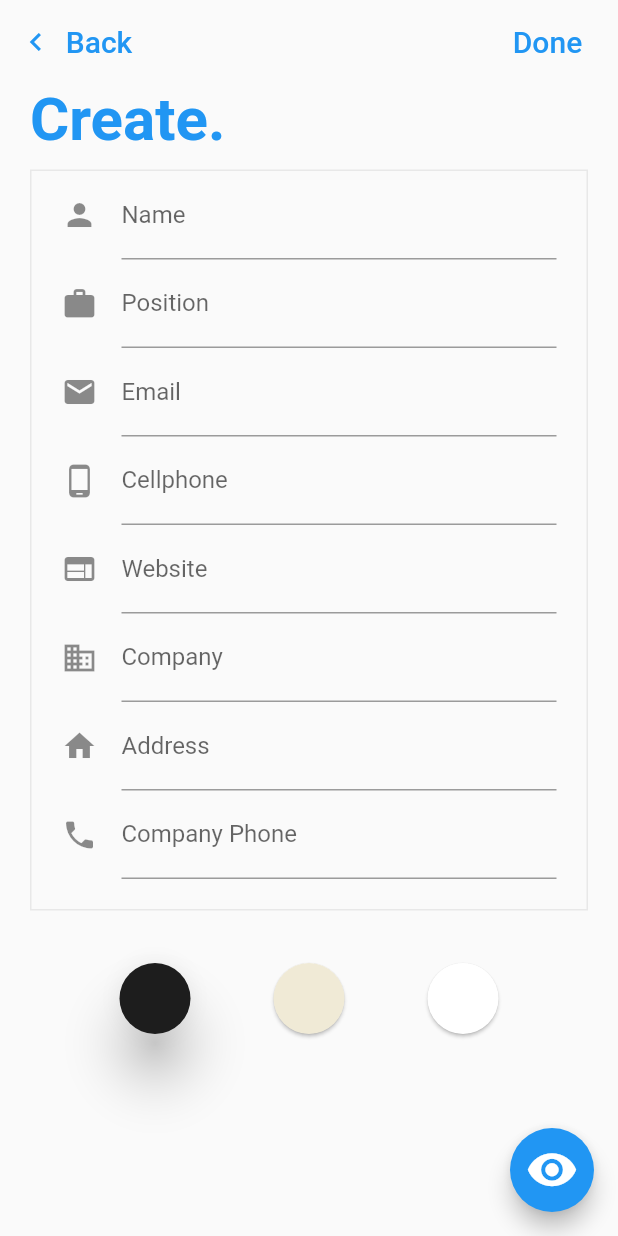
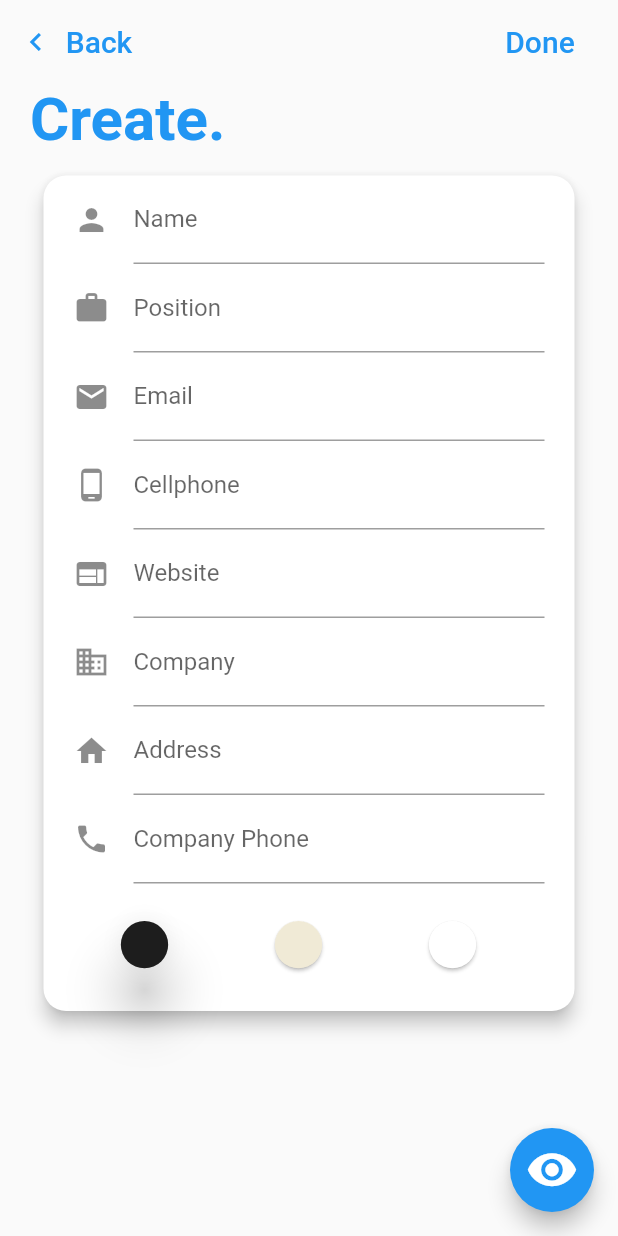
Before and after one commit to ElPlaso/Cardon, a Flutter app: the AddCard screen opened directly, on a phone screen of 412 x 824 dp. Run offline on Flutter 3.47's test engine with Material 2 defaults, Android fonts, the phone set to English and light mode, and no system bars; our stand-ins replace auto_size_text, carousel_slider, cloud_firestore, firebase_auth, firebase_core, flutter_dotenv and 4 more; missing offline and left inert: clickable_list_wheel_view, mobile_scanner, widgets_to_image; accounts and stored records are empty.

Commit message:
create_page: add toggle to form.
put form in card.

```diff
--- a/lib/pages/add_card.dart
+++ b/lib/pages/add_card.dart
@@ -7,7 +7,6 @@ import 'package:cardonapp/data/business_card.dart';
 import 'package:cardonapp/providers/cardcreator_provider.dart';
 import 'package:cardonapp/providers/query_provider.dart';
 import '../widgets/card_view.dart';
-import '../widgets/theme_toggle.dart';
 import '../widgets/card_form.dart';
 
 // * Page that allows user to preview and create cards
@@ -40,7 +39,7 @@ class AddCard extends StatelessWidget {
             foregroundColor: Theme.of(context).colorScheme.primary,
             actions: [
               Padding(
-                padding: const EdgeInsets.only(top: 8, bottom: 8, right: 15),
+                padding: const EdgeInsets.only(top: 8, bottom: 8, right: 20),
                 child: TextButton(
                   onPressed: () => {_uploadCard(context)},
                   child: const Text("Done", style: TextStyle(fontSize: 20)),
@@ -70,8 +69,6 @@ class AddCard extends StatelessWidget {
                       ]),
                 ),
                 CardForm(card: BusinessCard(id: '', name: '', theme: 'nimbus')),
-                const Padding(
-                    padding: EdgeInsets.all(25), child: ThemeToggle()),
               ],
             ),
           ),
--- a/lib/widgets/card_form.dart
+++ b/lib/widgets/card_form.dart
@@ -1,3 +1,4 @@
+import 'package:cardonapp/widgets/theme_toggle.dart';
 import 'package:flutter/cupertino.dart';
 import 'package:flutter/material.dart';
 import 'package:flutter/services.dart';
@@ -41,26 +42,25 @@ class CardFormState extends State<CardForm> {
   /// * The corresponding provider fields are updated with every change to the text
   /// * * fields
   @override
-  Widget build(BuildContext context) => Container(
-      margin: const EdgeInsets.only(left: 20.0, right: 20.0, bottom: 10),
-      decoration: BoxDecoration(
-          border: Border.all(color: const Color.fromARGB(230, 230, 230, 230))),
+  Widget build(BuildContext context) => Padding(
+        padding: const EdgeInsets.only(left: 25, right: 25),
+        child: Card(
+          shape: RoundedRectangleBorder(
+            borderRadius: BorderRadius.circular(15),
+          ),
+          elevation: 5,
           child: Form(
             key: _formKey,
-        child: SizedBox(
             child: CupertinoScrollbar(
               controller: controller,
               thumbVisibility: true,
               thickness: 5,
               radius: const Radius.circular(20),
               child: SingleChildScrollView(
-              physics: const BouncingScrollPhysics(
-                parent: AlwaysScrollableScrollPhysics(),
-              ),
+                physics: const BouncingScrollPhysics(),
                 controller: controller,
                 child: Container(
-                padding: const EdgeInsets.only(
-                    left: 20.0, right: 20.0, bottom: 20.0),
+                  padding: const EdgeInsets.only(left: 20.0, right: 20.0),
                   child: Column(
                     crossAxisAlignment: CrossAxisAlignment.start,
                     children: <Widget>[
@@ -135,8 +135,9 @@ class CardFormState extends State<CardForm> {
                           hintText: 'Enter the address of your company',
                           labelText: 'Address',
                         ),
-                      onChanged: (value) =>
-                          context.read<CardCreator>().setCompanyAddress(value),
+                        onChanged: (value) => context
+                            .read<CardCreator>()
+                            .setCompanyAddress(value),
                       ),
                       TextFormField(
                         initialValue: card.companyphone,
@@ -152,11 +153,16 @@ class CardFormState extends State<CardForm> {
                         onChanged: (value) =>
                             context.read<CardCreator>().setCompanyPhone(value),
                       ),
+                      const Padding(
+                        padding: EdgeInsets.only(top: 25, bottom: 10),
+                        child: ThemeToggle(),
+                      ),
                     ],
                   ),
                 ),
               ),
             ),
           ),
-      ));
+        ),
+      );
 }
--- a/lib/widgets/theme_toggle.dart
+++ b/lib/widgets/theme_toggle.dart
@@ -53,7 +53,7 @@ class ThemeToggleState extends State<ThemeToggle> {
         primary: true,
         crossAxisCount: 3, //set the number of buttons in a row
         crossAxisSpacing: 8, //set the spacing between the buttons
-        childAspectRatio: 2, //set the width-to-height ratio of the button,
+        childAspectRatio: 3, //set the width-to-height ratio of the button,
         children: List.generate(
           isSelected.length,
           (index) {
```
Lines whose indentation alone changed are shown as unchanged.
